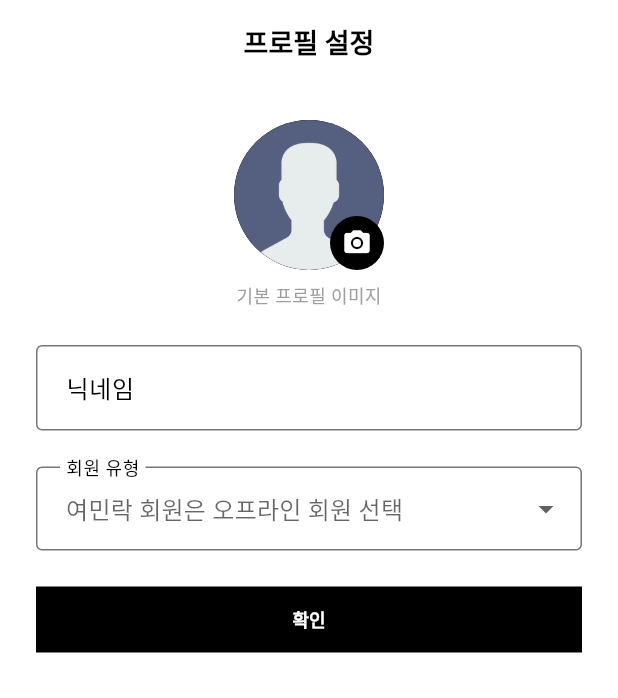
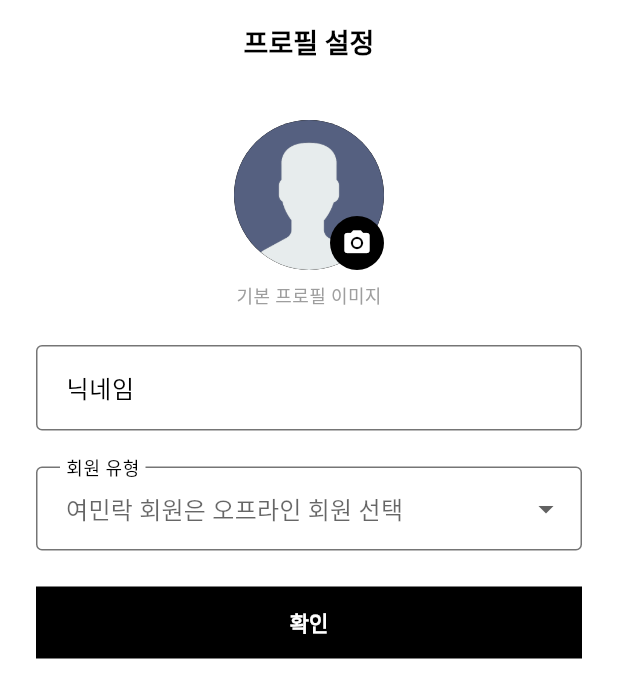
Before and after one commit to ayz1070/youmr_v2, a Flutter app: the ProfileSetupPage screen opened directly, on a phone screen of 412 x 824 dp. Shown: the top 698 px of the screen. Run offline on Flutter 3.47's test engine with Material 3 defaults, Android fonts, the phone set to English and light mode, and no system bars; our stand-ins replace cloud_firestore, dartz, firebase_auth, firebase_core, firebase_storage, flutter_riverpod and 6 more; accounts and stored records are empty; Roboto replaces fonts that are missing (Montserrat).

```diff
--- a/lib/core/widgets/app_button.dart
+++ b/lib/core/widgets/app_button.dart
@@ -15,8 +15,8 @@ class AppButton extends StatelessWidget {
     required this.label,
     required this.onPressed,
     this.enabled = true,
-    this.height = 44,
-    this.fontSize = 12,
+    this.height = 48,
+    this.fontSize = 14,
   });
 
   @override
```
